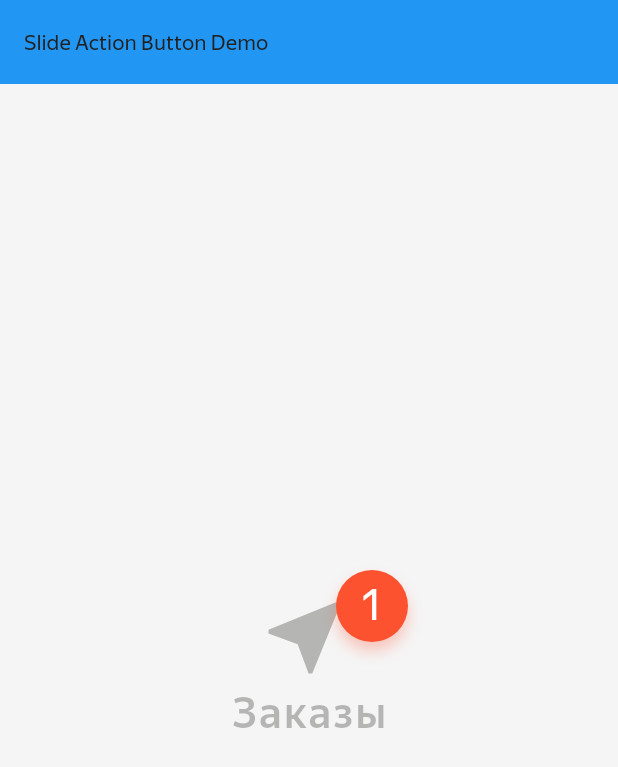
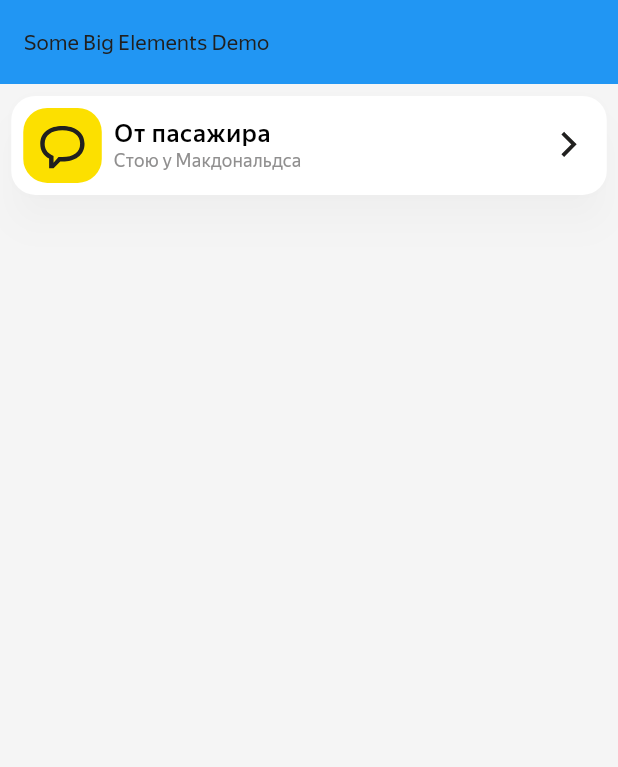
Before and after one commit to ChabanovX/alice-sdk, a Flutter app: the screen it shows after launch, on a phone screen of 412 x 824 dp. Shown: the top 767 px of the screen. Run offline on Flutter 3.47's test engine with Material 3 defaults, Android fonts, the phone set to English and light mode, and no system bars; our stand-ins replace flutter_svg, just_audio, rxdart; project files that could hold a hidden picture were left out.

Commit message:
created message notification widget

```diff
--- a/mobile/lib/main.dart
+++ b/mobile/lib/main.dart
@@ -1,4 +1,5 @@
 import 'package:flutter/material.dart';
+import 'package:voice_assistant/widgets/message_notification/message_notification.dart';
 import 'package:voice_assistant/widgets/orders/order_button.dart';
 import 'widgets/action_buttons/slide_action_button.dart';
 import 'widgets/orders/order_badge.dart';
@@ -40,32 +41,20 @@ class _MainScreenState extends State<MainScreen> {
     return Scaffold(
       backgroundColor: Colors.grey[100],
       appBar: AppBar(
-        title: const Text('Slide Action Button Demo'),
+        title: const Text('Some Big Elements Demo'),
         backgroundColor: Colors.blue,
         foregroundColor: Colors.white,
       ),
-      body: Padding(
-        padding: const EdgeInsets.all(16.0),
-        child: Column(
-          mainAxisAlignment: MainAxisAlignment.center,
-          crossAxisAlignment: CrossAxisAlignment.center,
-          children: [
-            const SizedBox(height: 16),
-
-            // OrderBadge с масштабом 5
-            Center(
-              child: Transform.scale(
-                scale: 3.0,
-                child: const OrderButton(
-                  state: OrderButtonState.withBadge,
-                  countBadge: 1,
-                ),
-              ),
-            ),
-
-            const SizedBox(height: 16),
-          ],
-        ),
+      body: Column(
+        children: [
+          MessageNotification(
+            message: 'Стою у Макдональдса',
+            onTap: () {
+              print('Message Notification pressed');
+            },
+            sender: Sender.passenger,
+          ),
+        ],
       ),
     );
   }
--- /dev/null
+++ b/mobile/lib/widgets/message_notification/message_notification.dart
@@ -0,0 +1,107 @@
+import 'package:flutter/material.dart';
+import 'package:flutter_svg/flutter_svg.dart';
+import '../../theme.dart';
+
+enum Sender { passenger, support, system }
+
+class MessageNotification extends StatelessWidget {
+  final String message;
+  final VoidCallback? onTap;
+  final Sender sender;
+
+  const MessageNotification({
+    super.key,
+    this.sender = Sender.passenger,
+    required this.message,
+    required this.onTap,
+  });
+
+  String _getSenderText() {
+    switch (sender) {
+      case Sender.passenger:
+        return 'От пасажира';
+      case Sender.support:
+        return 'От поддержки';
+      case Sender.system:
+        return 'От системы';
+    }
+  }
+
+  @override
+  Widget build(BuildContext context) {
+    final theme = Theme.of(context);
+
+    return Padding(
+      padding: const EdgeInsets.symmetric(horizontal: 7.5, vertical: 8),
+      child: Container(
+        height: MediaQuery.of(context).size.height * 0.08,
+        child: ElevatedButton(
+          onPressed: onTap,
+          style: ElevatedButton.styleFrom(
+            padding: EdgeInsetsGeometry.all(8),
+            backgroundColor: context.colors.effectsNotification,
+            shape: RoundedRectangleBorder(
+              borderRadius: BorderRadius.circular(16),
+            ),
+            shadowColor: theme.colorScheme.shadow,
+            elevation: 10,
+          ),
+          child: Row(
+            mainAxisAlignment: MainAxisAlignment.spaceBetween,
+            children: [
+              Row(
+                mainAxisAlignment: MainAxisAlignment.start,
+                children: [
+                  Container(
+                    padding: EdgeInsets.only(
+                      top: 7.5,
+                      left: 6.1,
+                      right: 6.25,
+                      bottom: 6.11,
+                    ),
+                    decoration: BoxDecoration(
+                      borderRadius: BorderRadius.circular(16),
+                      color: theme.colorScheme.primary,
+                    ),
+                    child: SvgPicture.asset(
+                      'assets/icons/chat_bubble_outlined.svg',
+                      width: 40,
+                    ),
+                  ),
+                  Padding(
+                    padding: const EdgeInsets.only(left: 8),
+                    child: Column(
+                      crossAxisAlignment: CrossAxisAlignment.start,
+                      mainAxisAlignment: MainAxisAlignment.center,
+                      children: [
+                        Text(
+                          _getSenderText(),
+                          style: theme.textTheme.bodyLarge?.copyWith(
+                            fontWeight: FontWeight.w500,
+                          ),
+                        ),
+                        Text(
+                          message,
+                          style: context.textStyles.caption.copyWith(
+                            color: context.colors.textMiror,
+                          ),
+                          /*style: theme.textTheme.bodySmall?.copyWith(
+                        color: context.colors.textMiror,
+                      ),*/
+                        ),
+                      ],
+                    ),
+                  ),
+                ],
+              ),
+              SvgPicture.asset(
+                'assets/icons/chevron_right.svg',
+                width: 35,
+              ),
+            ],
+          ),
+        ),
+      ),
+    );
+  }
+}
```
